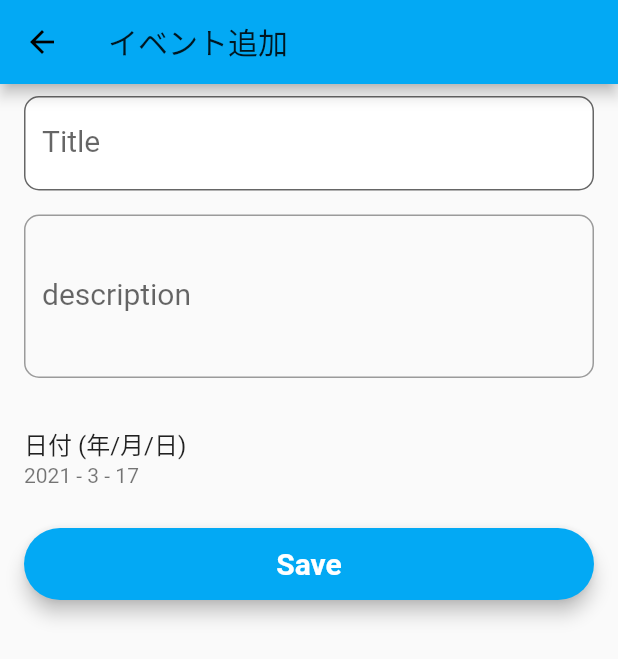
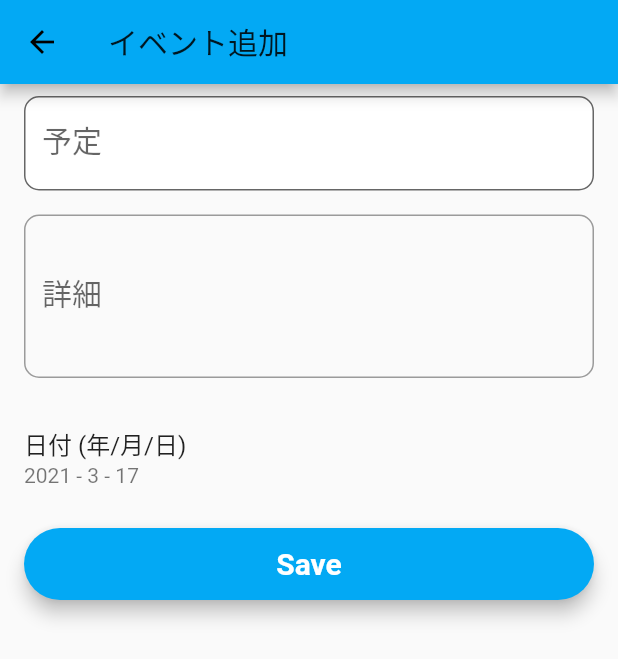
Before and after one commit to yokokida/manager_san, a Flutter app: the AddEventPage screen opened directly, on a phone screen of 412 x 824 dp. Shown: the top 659 px of the screen. Run offline on Flutter 3.47's test engine with Material 2 defaults, Android fonts, the phone set to English and light mode, and no system bars; our stand-ins replace cloud_firestore, firebase_auth, firebase_core, flutter_calendar_carousel, flutter_slidable, fluttertoast and 2 more; accounts and stored records are empty; Roboto replaces fonts that are missing (Montserrat).

```diff
--- a/lib/news/screen_news.dart
+++ b/lib/news/screen_news.dart
@@ -87,11 +87,10 @@ class _AddEventPageState extends State<AddEventPage> {
                 padding: const EdgeInsets.symmetric(horizontal: 16.0, vertical: 8.0),
                 child: TextFormField(
                   controller: _title,
-                  validator: (value) =>
-                  (value.isEmpty) ? "Please Enter title" : null,
+                  validator: (value) => (value.isEmpty) ? "Please Enter title" : null,
                   style: style,
                   decoration: InputDecoration(
-                      labelText: "Title",
+                      labelText: "予定",
                       filled: true,
                       fillColor: Colors.white,
                       border: OutlineInputBorder(borderRadius: BorderRadius.circular(10))),
@@ -107,7 +106,7 @@ class _AddEventPageState extends State<AddEventPage> {
                   (value.isEmpty) ? "Please Enter description" : null,
                   style: style,
                   decoration: InputDecoration(
-                      labelText: "description",
+                      labelText: "詳細",
                       border: OutlineInputBorder(borderRadius: BorderRadius.circular(10))),
                 ),
               ),
```
Also changed, not shown: lib/news/page_calender_01.dart (+29 -19 lines).
